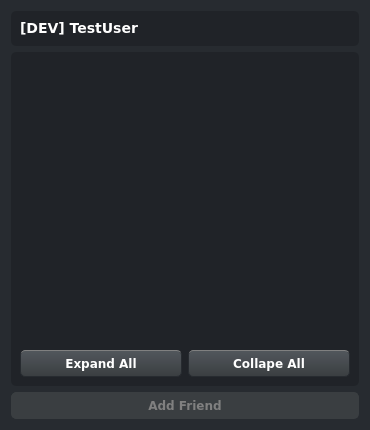
Before: the Qt Designer form res/friendlist/friendlist.ui in FAForever/client, drawn with Qt 5.
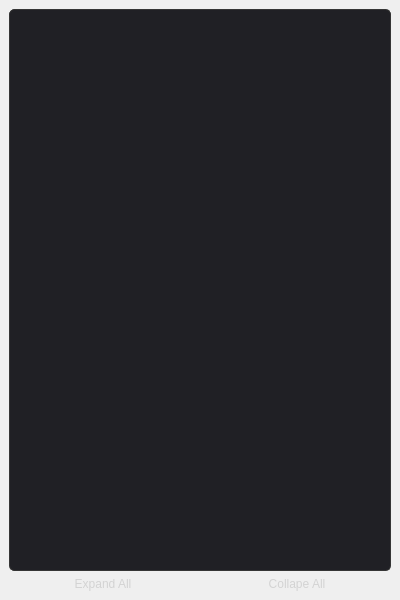
After: the same form once the commit is applied. Icons and pictures are not drawn.

Commit message: integrate friendlist into the lobby

The edit to the form file:
```diff
--- a/res/friendlist/friendlist.ui
+++ b/res/friendlist/friendlist.ui
@@ -1,15 +1,21 @@
 <?xml version="1.0" encoding="UTF-8"?>
 <ui version="4.0">
- <class>Dialog</class>
- <widget class="QDialog" name="Dialog">
+ <class>Widget</class>
+ <widget class="QWidget" name="Widget">
   <property name="geometry">
    <rect>
     <x>0</x>
     <y>0</y>
-    <width>370</width>
-    <height>430</height>
+    <width>400</width>
+    <height>600</height>
    </rect>
   </property>
+  <property name="minimumSize">
+   <size>
+    <width>400</width>
+    <height>0</height>
+   </size>
+  </property>
   <property name="windowTitle">
    <string>Friendlist</string>
   </property>
@@ -21,7 +27,6 @@
 
 * {
 	color: lightgrey;
-   font-family: Verdana;
    border-radius: 5px;
 }
 
@@ -31,31 +36,17 @@
     padding: 3px;
 }
 
-QPushButton {
-	background-color: qlineargradient(spread:pad, x1:0, y1:0, x2:0, y2:1, stop:0 #52575c, stop:1 #3A3E41);
-	color:#ffffff;
-   font-weight: bold;
+QFrame#friendlist {
+	border-style:solid;
+	border-width:1px;
+	border-color:#353535;
+	color:silver;
 	padding:5px;
-    border:1px solid #272b30;
-    border-radius: 5px;
-	border-top-color: grey;
-}
-
-
-QPushButton:disabled {
-	background-color: #3a3e41;
-	color: grey;
-   border: 1px solid #3a3e41;;
-}
-
-QPushButton:hover {
-	color: #3a3f44;
-  background-color: #e6e6e6;
-}
-
-QFrame {
-	background-color: #202328;
-	alternate-background-color: #2e3236;
+	background-color:#202025;
+	border-top-right-radius : 5px;
+	border-top-left-radius : 5px; 	
+	border-bottom-left-radius : 5px;
+	border-bottom-right-radius : 5px; 
 }
 
 /* Scrollbars*/
@@ -69,36 +60,10 @@
 }
 </string>
   </property>
-  <layout class="QVBoxLayout" name="verticalLayout_3" stretch="0,0,0">
-   <item>
-    <widget class="QFrame" name="frame_2">
-     <property name="styleSheet">
-      <string notr="true">QLabel {
-	font-size: 14px;
-	font-weight: bold;
-   color: #fff;
-}</string>
-     </property>
-     <property name="frameShape">
-      <enum>QFrame::Panel</enum>
-     </property>
-     <property name="frameShadow">
-      <enum>QFrame::Raised</enum>
-     </property>
-     <property name="lineWidth">
-      <number>2</number>
-     </property>
-     <layout class="QVBoxLayout" name="verticalLayout_2">
-      <item>
-       <widget class="QLabel" name="labelUsername">
-        <property name="text">
-         <string>[DEV] TestUser</string>
-        </property>
-       </widget>
-      </item>
-     </layout>
-    </widget>
-   </item>
+  <layout class="QVBoxLayout" name="verticalLayout_3" stretch="0">
+   <property name="margin">
+    <number>0</number>
+   </property>
    <item>
     <widget class="QFrame" name="frame">
      <property name="frameShape">
@@ -134,7 +99,12 @@
          <string notr="true"> QTreeView::branch:has-children {
    border-image: none;
    image: url(res/client/folder.png);
- }</string>
+ }
+
+QFrame {
+	color:silver;
+	background-color:#202025;
+}</string>
         </property>
         <property name="editTriggers">
          <set>QAbstractItemView::NoEditTriggers</set>
@@ -162,16 +132,6 @@
      </layout>
     </widget>
    </item>
-   <item>
-    <widget class="QPushButton" name="pushButton">
-     <property name="enabled">
-      <bool>false</bool>
-     </property>
-     <property name="text">
-      <string>Add Friend</string>
-     </property>
-    </widget>
-   </item>
   </layout>
  </widget>
  <resources/>
```
The commit also changes 3 other files.
